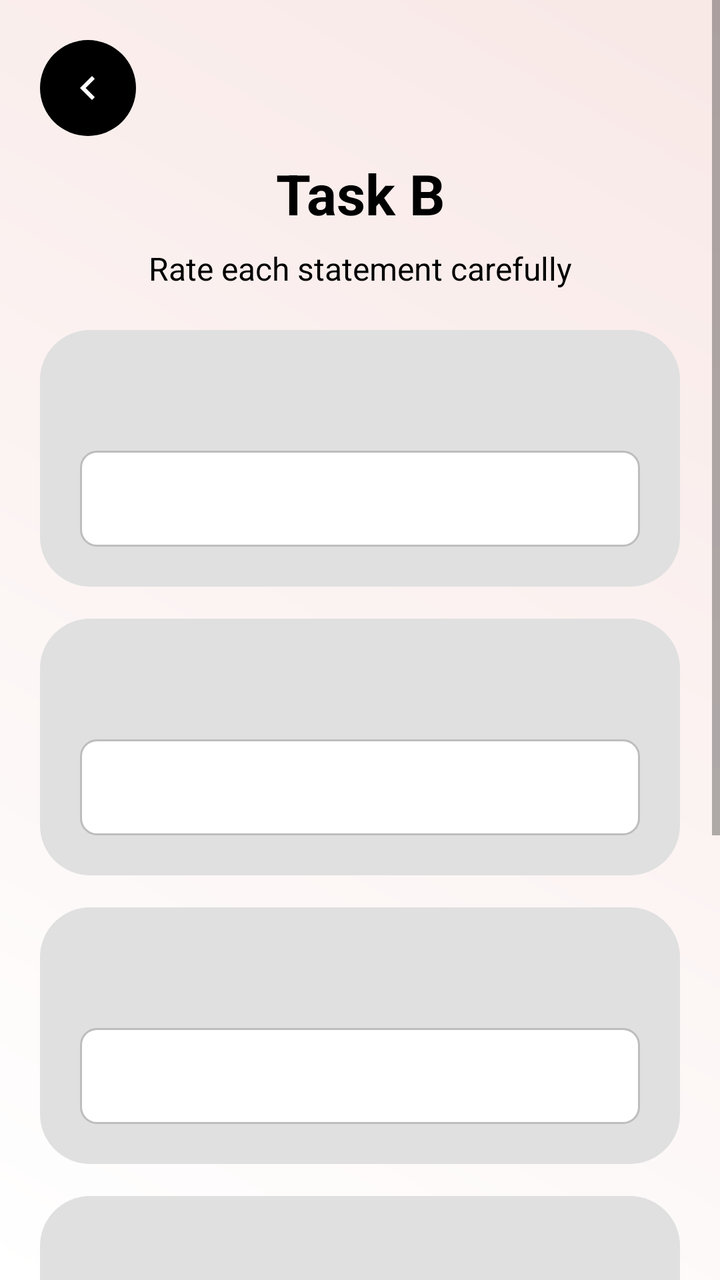
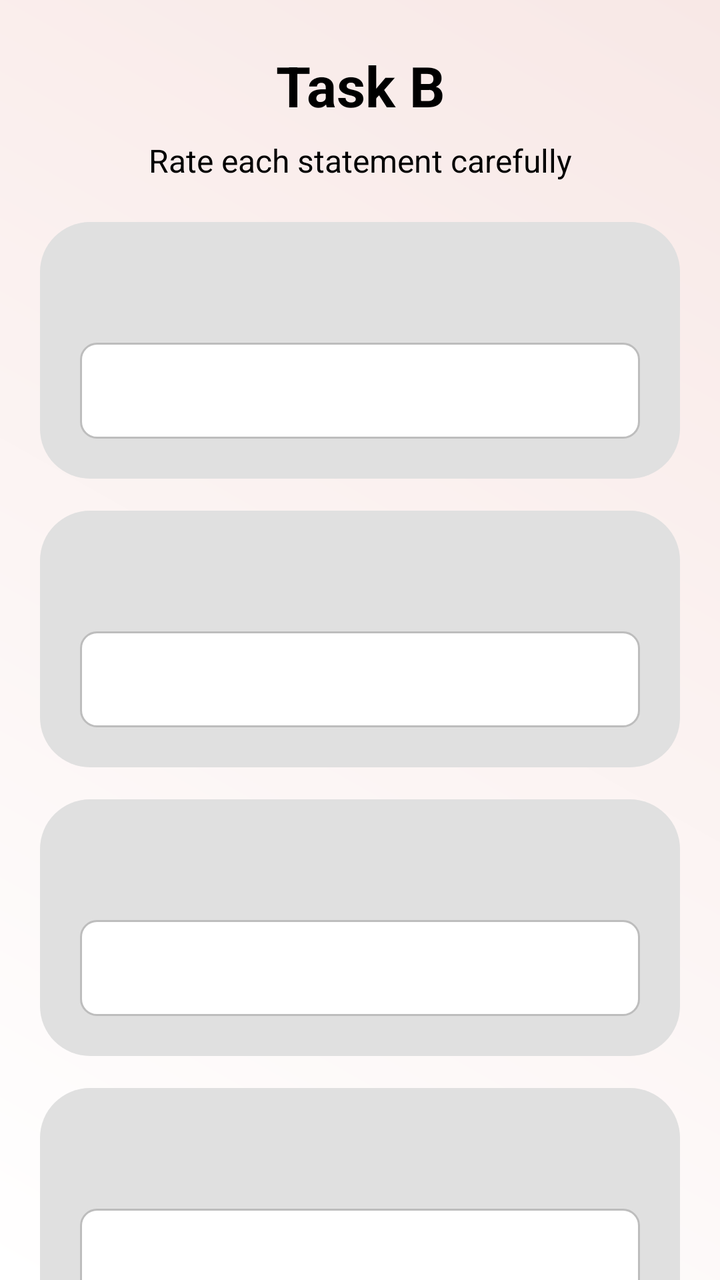

An Android layout rendered at two revisions. The XML below is the earlier revision; the diff shows what the commit changed to produce the second picture.
<!-- AndroidManifest.xml: application theme Theme.CogniSync -->
<!-- res/layout/activity_task_b.xml -->
<?xml version="1.0" encoding="utf-8"?>
<ScrollView xmlns:android="http://schemas.android.com/apk/res/android"
    android:layout_width="match_parent"
    android:layout_height="match_parent"
    android:fillViewport="true"
    android:background="@drawable/background_gradient">

    <LinearLayout
        android:layout_width="match_parent"
        android:layout_height="wrap_content"
        android:orientation="vertical"
        android:padding="20dp">

        
        <ImageButton
            android:id="@+id/btnBack"
            android:layout_width="48dp"
            android:layout_height="48dp"
            android:background="@drawable/circle_bg"
            android:src="@drawable/ic_chevron_left_white" />

        
        <TextView
            android:layout_width="match_parent"
            android:layout_height="wrap_content"
            android:text="Task B"
            android:textSize="28sp"
            android:textStyle="bold"
            android:textColor="#000000"
            android:gravity="center"
            android:layout_marginTop="10dp"/>

        <TextView
            android:layout_width="match_parent"
            android:layout_height="wrap_content"
            android:text="Rate each statement carefully"
            android:textSize="16sp"
            android:textColor="#000000"
            android:gravity="center"
            android:layout_marginTop="8dp"/>

        
        <LinearLayout
            android:layout_width="match_parent"
            android:layout_height="wrap_content"
            android:layout_marginTop="20dp"
            android:orientation="vertical"
            android:padding="20dp"
            android:background="@drawable/rounded_grey_bg">

            <TextView
                android:id="@+id/q1"
                android:layout_width="match_parent"
                android:layout_height="wrap_content"
                android:textSize="18sp"
                android:textStyle="bold"
                android:textColor="#000000"
                android:gravity="center"/>

            <Spinner
                android:id="@+id/s1"
                android:layout_width="match_parent"
                android:layout_height="48dp"
                android:layout_marginTop="16dp"
                android:background="@drawable/edittext_bg"/>
        </LinearLayout>

        
        <LinearLayout
            android:layout_width="match_parent"
            android:layout_height="wrap_content"
            android:layout_marginTop="16dp"
            android:orientation="vertical"
            android:padding="20dp"
            android:background="@drawable/rounded_grey_bg">

            <TextView
                android:id="@+id/q2"
                android:layout_width="match_parent"
                android:layout_height="wrap_content"
                android:textSize="18sp"
                android:textStyle="bold"
                android:textColor="#000000"
                android:gravity="center"/>

            <Spinner
                android:id="@+id/s2"
                android:layout_width="match_parent"
                android:layout_height="48dp"
                android:layout_marginTop="16dp"
                android:background="@drawable/edittext_bg"/>
        </LinearLayout>

        
        <LinearLayout
            android:layout_width="match_parent"
            android:layout_height="wrap_content"
            android:layout_marginTop="16dp"
            android:orientation="vertical"
            android:padding="20dp"
            android:background="@drawable/rounded_grey_bg">

            <TextView
                android:id="@+id/q3"
                android:layout_width="match_parent"
                android:layout_height="wrap_content"
                android:textSize="18sp"
                android:textStyle="bold"
                android:textColor="#000000"
                android:gravity="center"/>

            <Spinner
                android:id="@+id/s3"
                android:layout_width="match_parent"
                android:layout_height="48dp"
                android:layout_marginTop="16dp"
                android:background="@drawable/edittext_bg"/>
        </LinearLayout>

        
        <LinearLayout
            android:layout_width="match_parent"
            android:layout_height="wrap_content"
            android:layout_marginTop="16dp"
            android:orientation="vertical"
            android:padding="20dp"
            android:background="@drawable/rounded_grey_bg">

            <TextView
                android:id="@+id/q4"
                android:layout_width="match_parent"
                android:layout_height="wrap_content"
                android:textSize="18sp"
                android:textStyle="bold"
                android:textColor="#000000"
                android:gravity="center"/>

            <Spinner
                android:id="@+id/s4"
                android:layout_width="match_parent"
                android:layout_height="48dp"
                android:layout_marginTop="16dp"
                android:background="@drawable/edittext_bg"/>
        </LinearLayout>

        
        <LinearLayout
            android:layout_width="match_parent"
            android:layout_height="wrap_content"
            android:layout_marginTop="16dp"
            android:orientation="vertical"
            android:padding="20dp"
            android:background="@drawable/rounded_grey_bg">

            <TextView
                android:id="@+id/q5"
                android:layout_width="match_parent"
                android:layout_height="wrap_content"
                android:textSize="18sp"
                android:textStyle="bold"
                android:textColor="#000000"
                android:gravity="center"/>

            <Spinner
                android:id="@+id/s5"
                android:layout_width="match_parent"
                android:layout_height="48dp"
                android:layout_marginTop="16dp"
                android:background="@drawable/edittext_bg"/>
        </LinearLayout>

        
        <androidx.appcompat.widget.AppCompatButton
            android:id="@+id/btnNext"
            android:layout_width="match_parent"
            android:layout_height="60dp"
            android:layout_marginTop="30dp"
            android:text="FINISH"
            android:textStyle="bold"
            android:textSize="20sp"
            android:textColor="#000000"
            android:background="@drawable/btn_bg"/>

    </LinearLayout>
</ScrollView>
<!-- resources referenced by this layout -->
<resources>
  <!-- drawable background_gradient (drawable) -->
  <?xml version="1.0" encoding="utf-8"?>
  <shape xmlns:android="http://schemas.android.com/apk/res/android">
      <gradient
          android:angle="45"
          android:startColor="#Ffffff"
          android:endColor="#F8E8E6"
          android:type="linear" />
  </shape>
  <!-- drawable btn_bg (drawable) -->
  <shape xmlns:android="http://schemas.android.com/apk/res/android"
      android:shape="rectangle">
      <solid android:color="#B9BDBF"/>
      <corners android:radius="35dp"/>
  </shape>
  <!-- drawable circle_bg (drawable) -->
  <?xml version="1.0" encoding="utf-8"?>
  <shape xmlns:android="http://schemas.android.com/apk/res/android"
      android:shape="oval">
  
      
      <solid android:color="#000000"/>   
  
      
      <stroke
          android:width="0dp"
          android:color="#CCCCCC"/>       
  
      
  </shape>
  <!-- drawable edittext_bg (drawable) -->
  <?xml version="1.0" encoding="utf-8"?>
  <selector xmlns:android="http://schemas.android.com/apk/res/android">
  
      
      <item android:state_pressed="true">
          <shape android:shape="rectangle">
              <solid android:color="#FFFFFF"/>
              <corners android:radius="8dp"/>
              <stroke android:width="2dp" android:color="#8AB4F8"/>
              <padding
                  android:left="12dp"
                  android:top="12dp"
                  android:right="12dp"
                  android:bottom="12dp"/>
          </shape>
      </item>
  
      
      <item android:state_focused="true">
          <shape android:shape="rectangle">
              <solid android:color="#FFFFFF"/>
              <corners android:radius="8dp"/>
              <stroke android:width="2dp" android:color="#8AB4F8"/>
              <padding
                  android:left="12dp"
                  android:top="12dp"
                  android:right="12dp"
                  android:bottom="12dp"/>
          </shape>
      </item>
  
      
      <item>
          <shape android:shape="rectangle">
              <solid android:color="#FFFFFF"/>
              <corners android:radius="8dp"/>
              <stroke android:width="1dp" android:color="#BDBDBD"/>
              <padding
                  android:left="12dp"
                  android:top="12dp"
                  android:right="12dp"
                  android:bottom="12dp"/>
          </shape>
      </item>
  
  </selector>
  <!-- drawable ic_chevron_left_white (drawable) -->
  <vector xmlns:android="http://schemas.android.com/apk/res/android"
      android:width="24dp"
      android:height="24dp"
      android:viewportWidth="24"
      android:viewportHeight="24">
      <path
          android:fillColor="#FFFFFF"
          android:pathData="M15.41,7.41L14,6l-6,6 6,6 1.41,-1.41L10.83,12z"/>
  </vector>
  <!-- drawable rounded_grey_bg (drawable) -->
  <?xml version="1.0" encoding="utf-8"?>
  <shape xmlns:android="http://schemas.android.com/apk/res/android"
      android:shape="rectangle">
  
      
      <solid android:color="#E0E0E0" />
  
      
      <corners android:radius="25dp" />
  
  </shape>
  <style name="Theme.CogniSync" parent="Theme.MaterialComponents.DayNight.NoActionBar">
  
  
  
          
          <item name="android:statusBarColor">@android:color/white</item>
          <item name="android:windowLightStatusBar">true</item>
  
      </style>
</resources>

<!-- the commit's change to res/layout/activity_task_b.xml (unified diff, before → after) -->
@@ -1,23 +1,22 @@
 <?xml version="1.0" encoding="utf-8"?>
-<ScrollView xmlns:android="http://schemas.android.com/apk/res/android"
+<androidx.core.widget.NestedScrollView xmlns:android="http://schemas.android.com/apk/res/android"
+    android:id="@+id/rootScroll"
     android:layout_width="match_parent"
     android:layout_height="match_parent"
     android:fillViewport="true"
+    android:fitsSystemWindows="true"
+    android:clipToPadding="false"
     android:background="@drawable/background_gradient">
 
     <LinearLayout
+        android:id="@+id/container"
         android:layout_width="match_parent"
         android:layout_height="wrap_content"
         android:orientation="vertical"
-        android:padding="20dp">
-
-        
-        <ImageButton
-            android:id="@+id/btnBack"
-            android:layout_width="48dp"
-            android:layout_height="48dp"
-            android:background="@drawable/circle_bg"
-            android:src="@drawable/ic_chevron_left_white" />
+        android:paddingStart="20dp"
+        android:paddingEnd="20dp"
+        android:paddingTop="24dp"
+        android:paddingBottom="24dp">
 
         
         <TextView
@@ -27,8 +26,7 @@
             android:textSize="28sp"
             android:textStyle="bold"
             android:textColor="#000000"
-            android:gravity="center"
-            android:layout_marginTop="10dp"/>
+            android:gravity="center" />
 
         <TextView
             android:layout_width="match_parent"
@@ -37,7 +35,7 @@
             android:textSize="16sp"
             android:textColor="#000000"
             android:gravity="center"
-            android:layout_marginTop="8dp"/>
+            android:layout_marginTop="8dp" />
 
         
         <LinearLayout
@@ -181,5 +179,10 @@
             android:textColor="#000000"
             android:background="@drawable/btn_bg"/>
 
+        
+        <View
+            android:layout_width="match_parent"
+            android:layout_height="32dp"/>
+
     </LinearLayout>
-</ScrollView>
+</androidx.core.widget.NestedScrollView>
<!-- resource entries referenced after the edit -->
@@ -14,21 +14,6 @@
       android:shape="rectangle">
       <solid android:color="#B9BDBF"/>
       <corners android:radius="35dp"/>
-  </shape>
-  <!-- drawable circle_bg (drawable) -->
-  <?xml version="1.0" encoding="utf-8"?>
-  <shape xmlns:android="http://schemas.android.com/apk/res/android"
-      android:shape="oval">
-  
-      
-      <solid android:color="#000000"/>   
-  
-      
-      <stroke
-          android:width="0dp"
-          android:color="#CCCCCC"/>       
-  
-      
   </shape>
   <!-- drawable edittext_bg (drawable) -->
   <?xml version="1.0" encoding="utf-8"?>
@@ -77,16 +62,6 @@
       </item>
   
   </selector>
-  <!-- drawable ic_chevron_left_white (drawable) -->
-  <vector xmlns:android="http://schemas.android.com/apk/res/android"
-      android:width="24dp"
-      android:height="24dp"
-      android:viewportWidth="24"
-      android:viewportHeight="24">
-      <path
-          android:fillColor="#FFFFFF"
-          android:pathData="M15.41,7.41L14,6l-6,6 6,6 1.41,-1.41L10.83,12z"/>
-  </vector>
   <!-- drawable rounded_grey_bg (drawable) -->
   <?xml version="1.0" encoding="utf-8"?>
   <shape xmlns:android="http://schemas.android.com/apk/res/android"
